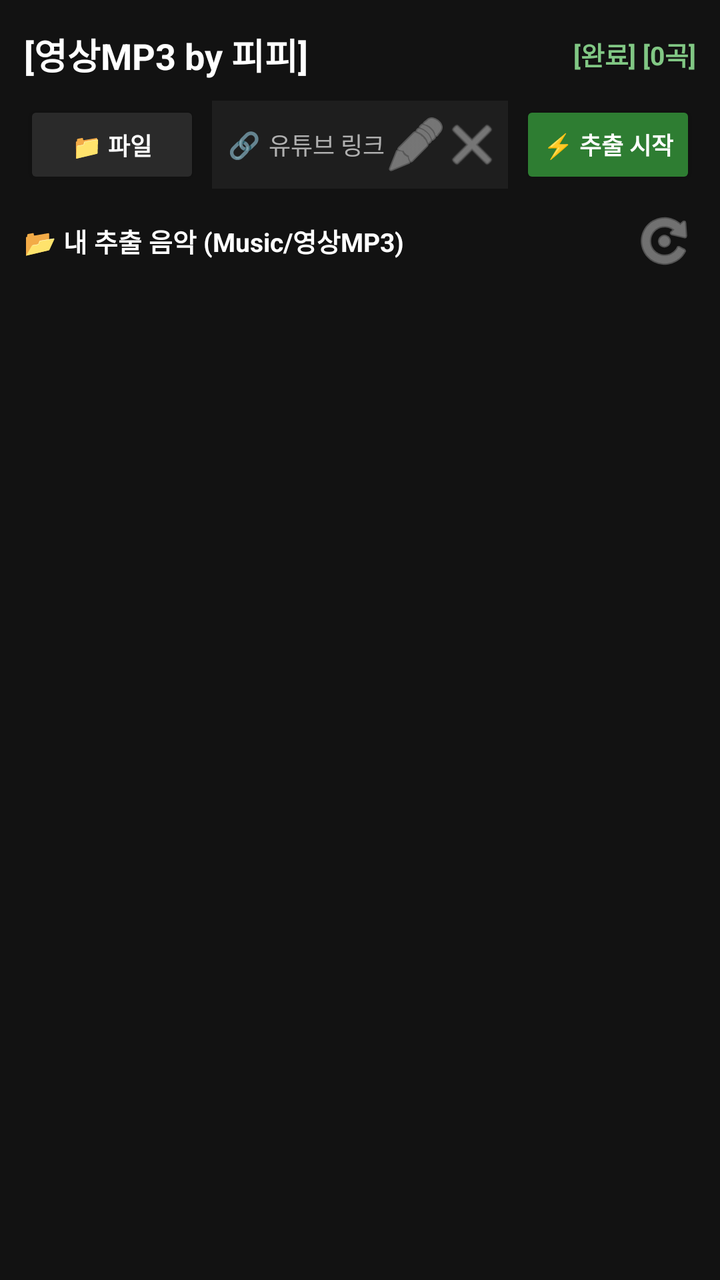
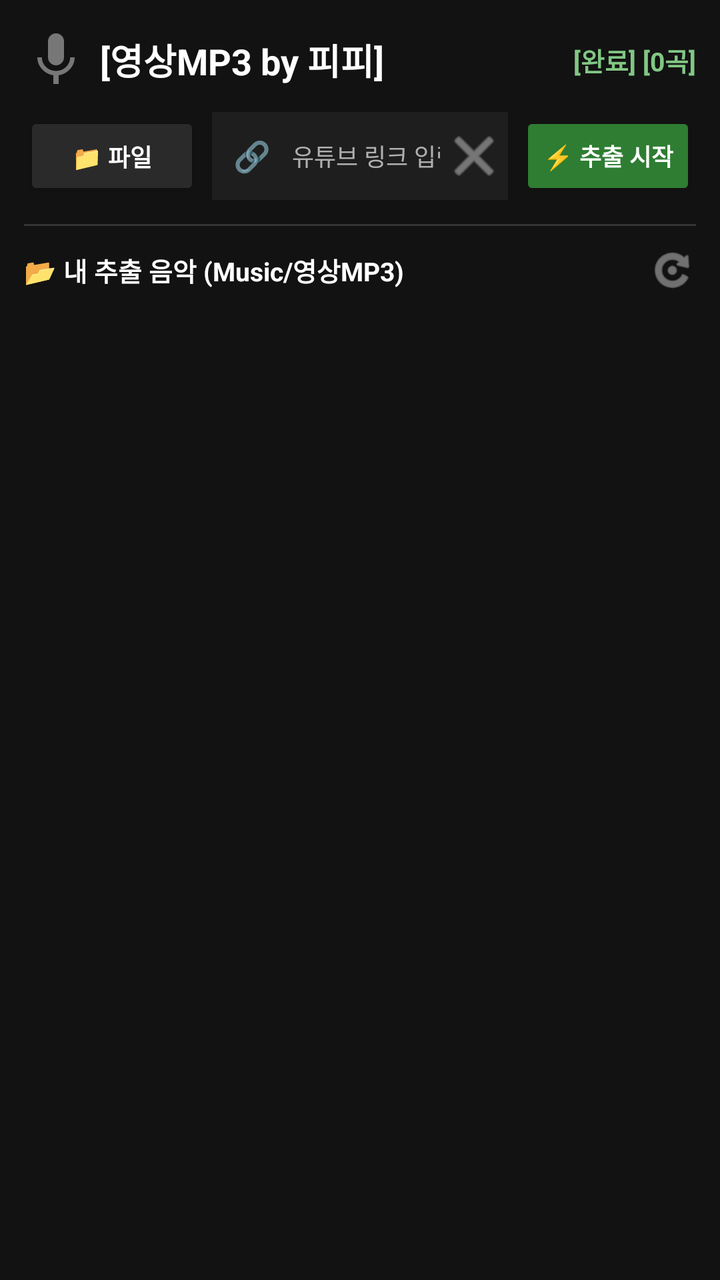

Compare the two renders of this Android layout. The source of the first and the diff that turns it into the second are given below.
<!-- AndroidManifest.xml: application theme Theme.AppCompat.NoActionBar -->
<!-- res/layout/activity_main.xml -->
<?xml version="1.0" encoding="utf-8"?>
<LinearLayout xmlns:android="http://schemas.android.com/apk/res/android"
    android:layout_width="match_parent"
    android:layout_height="match_parent"
    android:background="@color/background"
    android:orientation="vertical"
    android:paddingStart="12dp"
    android:paddingTop="14dp"
    android:paddingEnd="12dp"
    android:paddingBottom="8dp">

    
    <LinearLayout
        android:layout_width="match_parent"
        android:layout_height="wrap_content"
        android:gravity="center_vertical"
        android:orientation="horizontal">

        <TextView
            android:id="@+id/tvHeaderTitle"
            android:layout_width="0dp"
            android:layout_height="wrap_content"
            android:layout_weight="1"
            android:text="[영상MP3 by 피피]"
            android:textColor="@color/on_surface"
            android:textSize="18sp"
            android:textStyle="bold" />

        <TextView
            android:id="@+id/tvHeaderStatus"
            android:layout_width="wrap_content"
            android:layout_height="wrap_content"
            android:text="[완료] [0곡]"
            android:textColor="@color/secondary"
            android:textSize="13sp"
            android:textStyle="bold" />
    </LinearLayout>

    
    <ProgressBar
        android:id="@+id/progressBar"
        style="?android:attr/progressBarStyleHorizontal"
        android:layout_width="match_parent"
        android:layout_height="3dp"
        android:layout_marginTop="8dp"
        android:indeterminate="false"
        android:max="100"
        android:progress="0"
        android:progressTint="@color/secondary"
        android:visibility="gone" />

    
    <LinearLayout
        android:layout_width="match_parent"
        android:layout_height="44dp"
        android:layout_marginTop="10dp"
        android:gravity="center_vertical"
        android:orientation="horizontal">

        
        <Button
            android:id="@+id/btnFile"
            android:layout_width="wrap_content"
            android:layout_height="match_parent"
            android:backgroundTint="@color/surface_variant"
            android:paddingStart="10dp"
            android:paddingEnd="10dp"
            android:text="📁 파일"
            android:textColor="@color/on_surface"
            android:textSize="12sp"
            android:textStyle="bold" />

        
        <LinearLayout
            android:id="@+id/layoutYoutubeInputBox"
            android:layout_width="0dp"
            android:layout_height="match_parent"
            android:layout_marginStart="6dp"
            android:layout_marginEnd="6dp"
            android:layout_weight="1"
            android:background="@color/surface"
            android:gravity="center_vertical"
            android:orientation="horizontal"
            android:paddingStart="8dp"
            android:paddingEnd="4dp">

            <TextView
                android:layout_width="wrap_content"
                android:layout_height="wrap_content"
                android:layout_marginEnd="4dp"
                android:text="🔗"
                android:textSize="13sp" />

            <EditText
                android:id="@+id/etYoutubeUrl"
                android:layout_width="0dp"
                android:layout_height="wrap_content"
                android:layout_weight="1"
                android:background="@null"
                android:hint="유튜브 링크 입력 (youtu.be/...)"
                android:maxLines="1"
                android:singleLine="true"
                android:textColor="@color/on_surface"
                android:textColorHint="@color/on_surface_secondary"
                android:textSize="12sp" />

            <ImageButton
                android:id="@+id/btnPasteUrl"
                android:layout_width="28dp"
                android:layout_height="28dp"
                android:background="?android:attr/selectableItemBackgroundBorderless"
                android:src="@android:drawable/ic_menu_edit"
                android:tint="@color/on_surface_secondary" />

            <ImageButton
                android:id="@+id/btnClearUrl"
                android:layout_width="28dp"
                android:layout_height="28dp"
                android:background="?android:attr/selectableItemBackgroundBorderless"
                android:src="@android:drawable/ic_menu_close_clear_cancel"
                android:tint="@color/on_surface_secondary" />
        </LinearLayout>

        
        <Button
            android:id="@+id/btnStartExtract"
            android:layout_width="wrap_content"
            android:layout_height="match_parent"
            android:backgroundTint="@color/primary"
            android:paddingStart="10dp"
            android:paddingEnd="10dp"
            android:text="⚡ 추출 시작"
            android:textColor="@color/on_surface"
            android:textSize="12sp"
            android:textStyle="bold" />
    </LinearLayout>

    
    <TextView
        android:id="@+id/tvSubStatus"
        android:layout_width="match_parent"
        android:layout_height="wrap_content"
        android:layout_marginTop="6dp"
        android:ellipsize="middle"
        android:gravity="center"
        android:singleLine="true"
        android:textColor="@color/secondary"
        android:textSize="11sp"
        android:visibility="gone" />

    
    <LinearLayout
        android:layout_width="match_parent"
        android:layout_height="wrap_content"
        android:layout_marginTop="10dp"
        android:gravity="center_vertical"
        android:orientation="horizontal">

        <TextView
            android:layout_width="0dp"
            android:layout_height="wrap_content"
            android:layout_weight="1"
            android:text="📂 내 추출 음악 (Music/영상MP3)"
            android:textColor="@color/on_surface"
            android:textSize="13sp"
            android:textStyle="bold" />

        <ImageButton
            android:id="@+id/btnRefresh"
            android:layout_width="32dp"
            android:layout_height="32dp"
            android:background="?android:attr/selectableItemBackgroundBorderless"
            android:src="@android:drawable/ic_menu_rotate"
            android:tint="@color/on_surface_secondary" />
    </LinearLayout>

    
    <FrameLayout
        android:layout_width="match_parent"
        android:layout_height="0dp"
        android:layout_marginTop="6dp"
        android:layout_weight="1">

        <androidx.recyclerview.widget.RecyclerView
            android:id="@+id/rvMp3List"
            android:layout_width="match_parent"
            android:layout_height="match_parent"
            android:clipToPadding="false"
            android:paddingBottom="16dp" />

        <TextView
            android:id="@+id/tvEmptyMessage"
            android:layout_width="wrap_content"
            android:layout_height="wrap_content"
            android:layout_gravity="center"
            android:gravity="center"
            android:lineSpacingExtra="4dp"
            android:text="Music/영상MP3 폴더에 추출된 곡이 없습니다.\n상단에서 유튜브 링크나 영상 파일을 추출해 보세요! 🎵"
            android:textColor="@color/on_surface_secondary"
            android:textSize="13sp"
            android:visibility="gone" />
    </FrameLayout>

</LinearLayout>
<!-- resources referenced by this layout -->
<resources>
  <color name="background">#121212</color>
  <color name="on_surface">#FFFFFF</color>
  <color name="on_surface_secondary">#B0B0B0</color>
  <color name="primary">#2E7D32</color>
  <color name="secondary">#81C784</color>
  <color name="surface">#1E1E1E</color>
  <color name="surface_variant">#2A2A2A</color>
</resources>

<!-- the commit's change to res/layout/activity_main.xml (unified diff, before → after) -->
@@ -16,6 +16,17 @@
         android:gravity="center_vertical"
         android:orientation="horizontal">
 
+        
+        <ImageButton
+            android:id="@+id/btnRecord"
+            android:layout_width="32dp"
+            android:layout_height="32dp"
+            android:layout_marginEnd="6dp"
+            android:background="?android:attr/selectableItemBackgroundBorderless"
+            android:scaleType="fitCenter"
+            android:src="@drawable/ic_mic"
+            android:tint="#777777" />
+
         <TextView
             android:id="@+id/tvHeaderTitle"
             android:layout_width="0dp"
@@ -81,15 +92,18 @@
             android:background="@color/surface"
             android:gravity="center_vertical"
             android:orientation="horizontal"
-            android:paddingStart="8dp"
+            android:paddingStart="4dp"
             android:paddingEnd="4dp">
 
+            
             <TextView
-                android:layout_width="wrap_content"
-                android:layout_height="wrap_content"
-                android:layout_marginEnd="4dp"
+                android:id="@+id/btnLinkPaste"
+                android:layout_width="32dp"
+                android:layout_height="match_parent"
+                android:background="?android:attr/selectableItemBackground"
+                android:gravity="center"
                 android:text="🔗"
-                android:textSize="13sp" />
+                android:textSize="15sp" />
 
             <EditText
                 android:id="@+id/etYoutubeUrl"
@@ -99,23 +113,17 @@
                 android:background="@null"
                 android:hint="유튜브 링크 입력 (youtu.be/...)"
                 android:maxLines="1"
+                android:paddingStart="4dp"
+                android:paddingEnd="4dp"
                 android:singleLine="true"
                 android:textColor="@color/on_surface"
                 android:textColorHint="@color/on_surface_secondary"
                 android:textSize="12sp" />
 
             <ImageButton
-                android:id="@+id/btnPasteUrl"
-                android:layout_width="28dp"
-                android:layout_height="28dp"
-                android:background="?android:attr/selectableItemBackgroundBorderless"
-                android:src="@android:drawable/ic_menu_edit"
-                android:tint="@color/on_surface_secondary" />
-
-            <ImageButton
                 android:id="@+id/btnClearUrl"
-                android:layout_width="28dp"
-                android:layout_height="28dp"
+                android:layout_width="26dp"
+                android:layout_height="26dp"
                 android:background="?android:attr/selectableItemBackgroundBorderless"
                 android:src="@android:drawable/ic_menu_close_clear_cancel"
                 android:tint="@color/on_surface_secondary" />
@@ -149,10 +157,17 @@
         android:visibility="gone" />
 
     
+    <View
+        android:layout_width="match_parent"
+        android:layout_height="1dp"
+        android:layout_marginTop="12dp"
+        android:layout_marginBottom="10dp"
+        android:background="#333333" />
+
+    
     <LinearLayout
         android:layout_width="match_parent"
         android:layout_height="wrap_content"
-        android:layout_marginTop="10dp"
         android:gravity="center_vertical"
         android:orientation="horizontal">
 
@@ -165,11 +180,13 @@
             android:textSize="13sp"
             android:textStyle="bold" />
 
+        
         <ImageButton
             android:id="@+id/btnRefresh"
-            android:layout_width="32dp"
-            android:layout_height="32dp"
+            android:layout_width="24dp"
+            android:layout_height="24dp"
             android:background="?android:attr/selectableItemBackgroundBorderless"
+            android:scaleType="fitCenter"
             android:src="@android:drawable/ic_menu_rotate"
             android:tint="@color/on_surface_secondary" />
     </LinearLayout>
@@ -178,7 +195,7 @@
     <FrameLayout
         android:layout_width="match_parent"
         android:layout_height="0dp"
-        android:layout_marginTop="6dp"
+        android:layout_marginTop="8dp"
         android:layout_weight="1">
 
         <androidx.recyclerview.widget.RecyclerView
<!-- resource entries referenced after the edit -->
@@ -7,5 +7,15 @@
   <color name="secondary">#81C784</color>
   <color name="surface">#1E1E1E</color>
   <color name="surface_variant">#2A2A2A</color>
+  <!-- drawable ic_mic (drawable) -->
+  <vector xmlns:android="http://schemas.android.com/apk/res/android"
+      android:width="24dp"
+      android:height="24dp"
+      android:viewportWidth="24"
+      android:viewportHeight="24">
+      <path
+          android:fillColor="#FFFFFF"
+          android:pathData="M12,14c1.66,0 3,-1.34 3,-3V5c0,-1.66 -1.34,-3 -3,-3S9,3.34 9,5v6c0,1.66 1.34,3 3,3zm5.3,-3c0,3 -2.54,5.1 -5.3,5.1S6.7,14 6.7,11H5c0,3.41 2.72,6.23 6,6.72V21h2v-3.28c3.28,-0.49 6,-3.31 6,-6.72h-1.7z"/>
+  </vector>
 </resources>
 
